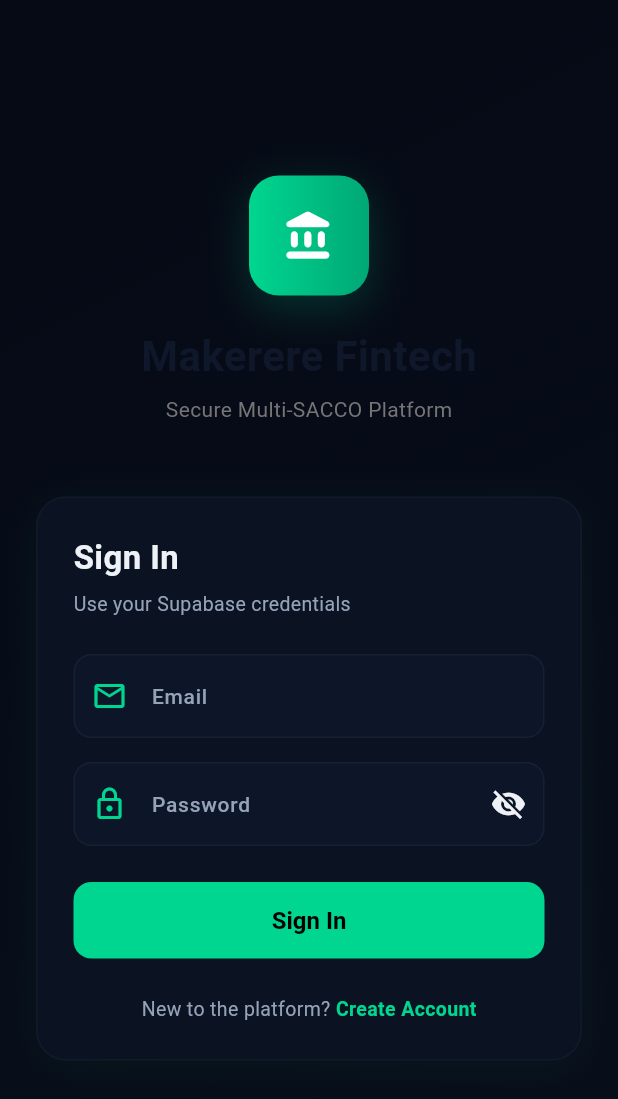
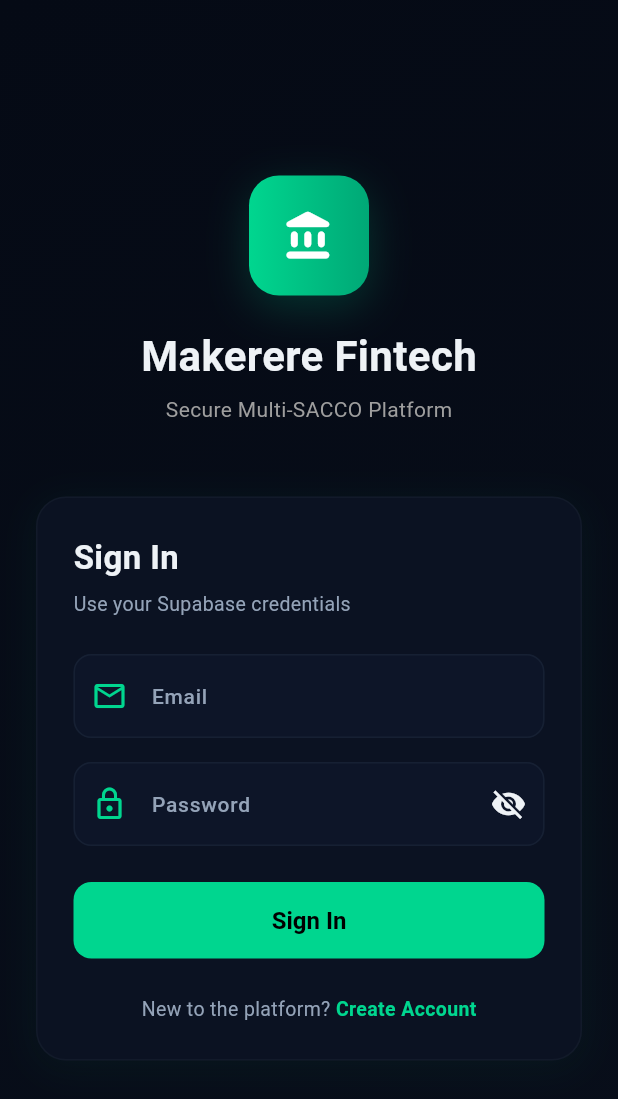
Before and after one commit to atuhura256/makerere-fintech-app, a Flutter app: the LoginScreen screen opened by its route, on a phone screen of 412 x 824 dp. Shown: the top 1099 px of the screen. Run offline on Flutter 3.47's test engine with Material 3 defaults, Android fonts, the phone set to English and light mode, and no system bars; our stand-ins replace equatable, fl_chart, flutter_bloc, flutter_secure_storage, hive_flutter, share_plus and 2 more; missing offline and left inert: postgrest; accounts and stored records are empty; network calls fail; Roboto replaces fonts that are missing (SF Pro Text).

Commit message:
Commit remaining modified files

```diff
--- a/lib/core/ui/blockchain_card.dart
+++ b/lib/core/ui/blockchain_card.dart
@@ -1,4 +1,3 @@
-import 'dart:ui';
 import 'package:flutter/material.dart';
 import 'package:makerere_fintech_app/app/config/app_constants.dart';
 
--- a/lib/features/transactions/presentation/views/realtime_ledger_audit_view.dart
+++ b/lib/features/transactions/presentation/views/realtime_ledger_audit_view.dart
@@ -1,4 +1,3 @@
-import 'dart:ui';
 import 'dart:convert';
 import 'package:crypto/crypto.dart';
 import 'package:flutter/material.dart';
--- a/lib/screens/home_dashboard.dart
+++ b/lib/screens/home_dashboard.dart
@@ -422,7 +422,6 @@
   }
 
   Widget _buildQuickActions(BuildContext context) {
-    final theme = Theme.of(context);
     return Column(
       crossAxisAlignment: CrossAxisAlignment.start,
       children: [
--- a/lib/screens/login_screen.dart
+++ b/lib/screens/login_screen.dart
@@ -160,6 +160,7 @@
     );
   }
 
+  @override
   Widget build(BuildContext context) {
     final theme = Theme.of(context);
 
@@ -194,6 +195,7 @@
   }
 
   Widget _buildLogo(BuildContext context) {
+    final isDark = Theme.of(context).brightness == Brightness.dark;
     return Column(
       children: [
         Container(
@@ -217,7 +219,7 @@
           style: TextStyle(
             fontSize: 28,
             fontWeight: FontWeight.w700,
-            color: theme.brightness == Brightness.dark
+            color: isDark
                 ? const Color(0xFFEEF2F6)
                 : const Color(0xFF0F172A),
           ),
@@ -227,7 +229,7 @@
           'Secure Multi-SACCO Platform',
           style: TextStyle(
             fontSize: 14,
-            color: theme.brightness == Brightness.dark
+            color: isDark
                 ? Colors.grey[500]
                 : Colors.grey[600],
           ),
--- a/lib/screens/profile_screen.dart
+++ b/lib/screens/profile_screen.dart
@@ -132,7 +132,6 @@
   }
 
   Widget _buildLiveBalanceGrid(BuildContext context) {
-    final theme = Theme.of(context);
     return Column(
       crossAxisAlignment: CrossAxisAlignment.start,
       children: [
--- a/lib/screens/sacco_dashboard.dart
+++ b/lib/screens/sacco_dashboard.dart
@@ -1,4 +1,3 @@
-import 'dart:ui';
 import 'package:flutter/material.dart';
 import 'package:makerere_fintech_app/app/config/app_constants.dart';
 import 'package:makerere_fintech_app/core/ui/blockchain_card.dart';
--- a/lib/screens/sacco_detail_screen.dart
+++ b/lib/screens/sacco_detail_screen.dart
@@ -536,7 +536,6 @@
   }
 
   Widget _buildMetricsGrid(BuildContext context, Map<String, dynamic>? p) {
-    final theme = Theme.of(context);
     return Padding(
       padding: const EdgeInsets.symmetric(horizontal: 20),
       child: Column(
```
